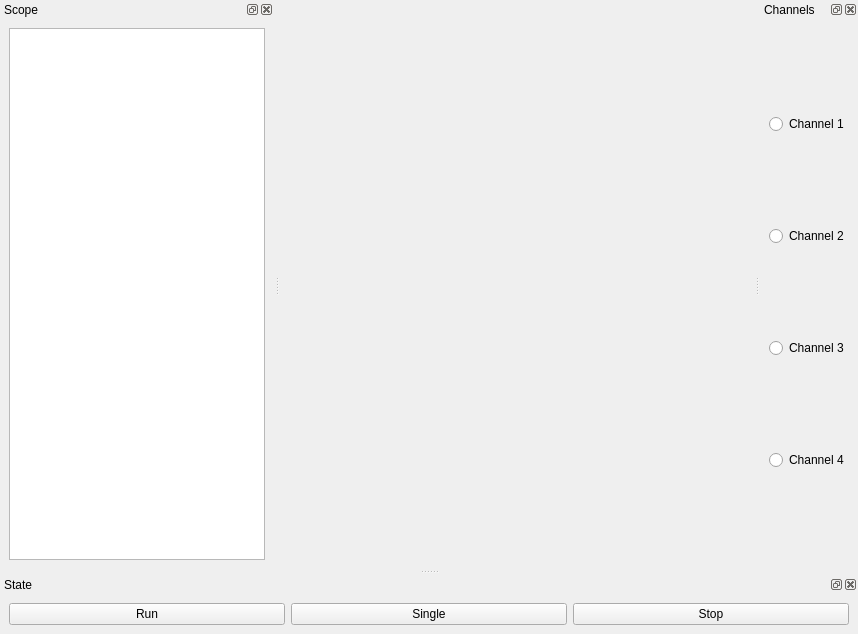
Before: the Qt Designer form gui/scope/scope_gui.ui in rasjen/qudi, drawn with Qt 5.
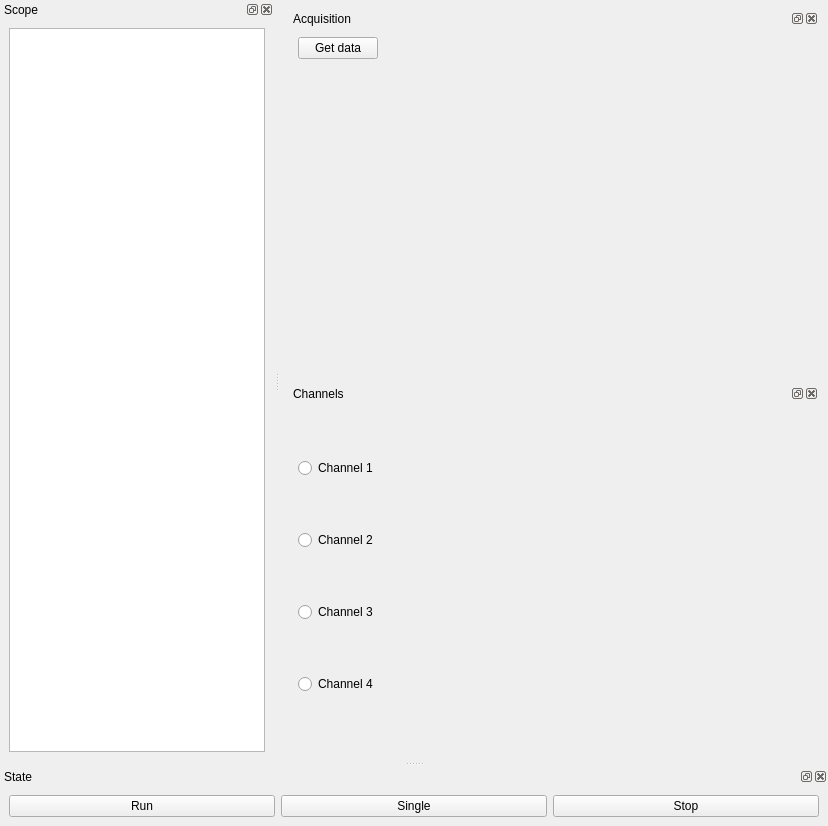
After: the same form once the commit is applied. Custom widgets are drawn as their Qt base class.

Commit message: General update on scope

The edit to the form file:
```diff
--- a/gui/scope/scope_gui.ui
+++ b/gui/scope/scope_gui.ui
@@ -6,8 +6,8 @@
    <rect>
     <x>0</x>
     <y>0</y>
-    <width>858</width>
-    <height>634</height>
+    <width>828</width>
+    <height>826</height>
    </rect>
   </property>
   <property name="windowTitle">
@@ -20,7 +20,87 @@
    <property name="enabled">
     <bool>true</bool>
    </property>
-   <layout class="QVBoxLayout" name="verticalLayout_2"/>
+   <layout class="QGridLayout" name="gridLayout_2">
+    <item row="0" column="0">
+     <widget class="QDockWidget" name="aq_dock">
+      <property name="floating">
+       <bool>false</bool>
+      </property>
+      <property name="windowTitle">
+       <string>Acquisition </string>
+      </property>
+      <widget class="QWidget" name="dockWidgetContents_2">
+       <layout class="QFormLayout" name="formLayout">
+        <item row="0" column="0">
+         <layout class="QVBoxLayout" name="verticalLayout_3">
+          <item>
+           <widget class="QPushButton" name="getdata_pushButton">
+            <property name="text">
+             <string>Get data</string>
+            </property>
+           </widget>
+          </item>
+         </layout>
+        </item>
+       </layout>
+      </widget>
+     </widget>
+    </item>
+    <item row="1" column="0">
+     <widget class="QDockWidget" name="channel_dockWidget">
+      <property name="floating">
+       <bool>false</bool>
+      </property>
+      <property name="windowTitle">
+       <string>Channels</string>
+      </property>
+      <widget class="QWidget" name="dockWidgetContents_13">
+       <layout class="QGridLayout" name="gridLayout">
+        <item row="0" column="0">
+         <widget class="QRadioButton" name="Channel1_radioButton">
+          <property name="text">
+           <string>Channel 1</string>
+          </property>
+          <property name="autoExclusive">
+           <bool>false</bool>
+          </property>
+         </widget>
+        </item>
+        <item row="1" column="0">
+         <widget class="QRadioButton" name="Channel2_radioButton">
+          <property name="text">
+           <string>Channel 2</string>
+          </property>
+          <property name="autoExclusive">
+           <bool>false</bool>
+          </property>
+         </widget>
+        </item>
+        <item row="2" column="0">
+         <widget class="QRadioButton" name="Channel3_radioButton">
+          <property name="text">
+           <string>Channel 3</string>
+          </property>
+          <property name="autoExclusive">
+           <bool>false</bool>
+          </property>
+         </widget>
+        </item>
+        <item row="3" column="0">
+         <widget class="QRadioButton" name="Channel4_radioButton">
+          <property name="text">
+           <string>Channel 4</string>
+          </property>
+          <property name="autoExclusive">
+           <bool>false</bool>
+          </property>
+         </widget>
+        </item>
+       </layout>
+      </widget>
+     </widget>
+    </item>
+   </layout>
   </widget>
   <widget class="QMenuBar" name="menubar">
    <property name="geometry">
@@ -32,6 +112,42 @@
     </rect>
    </property>
   </widget>
+  <widget class="QDockWidget" name="running_dockWidget">
+   <property name="floating">
+    <bool>false</bool>
+   </property>
+   <property name="windowTitle">
+    <string>State</string>
+   </property>
+   <attribute name="dockWidgetArea">
+    <number>8</number>
+   </attribute>
+   <widget class="QWidget" name="dockWidgetContents_11">
+    <layout class="QHBoxLayout" name="horizontalLayout_2">
+     <item>
+      <widget class="QPushButton" name="run_pushButton">
+       <property name="text">
+        <string>Run</string>
+       </property>
+      </widget>
+     </item>
+     <item>
+      <widget class="QPushButton" name="singlerun_pushButton">
+       <property name="text">
+        <string>Single</string>
+       </property>
+      </widget>
+     </item>
+     <item>
+      <widget class="QPushButton" name="stop_pushButton">
+       <property name="text">
+        <string>Stop</string>
+       </property>
+      </widget>
+     </item>
+    </layout>
+   </widget>
+  </widget>
   <widget class="QDockWidget" name="plot_dockWidget">
    <property name="sizePolicy">
     <sizepolicy hsizetype="Expanding" vsizetype="Expanding">
@@ -46,94 +162,9 @@
     <number>1</number>
    </attribute>
    <widget class="QWidget" name="dockWidgetContents_10">
-    <layout class="QVBoxLayout" name="verticalLayout_3">
+    <layout class="QVBoxLayout" name="verticalLayout">
      <item>
-      <widget class="PlotWidget" name="graphicsView"/>
-     </item>
-    </layout>
-   </widget>
-  </widget>
-  <widget class="QDockWidget" name="running_dockWidget">
-   <property name="windowTitle">
-    <string>State</string>
-   </property>
-   <attribute name="dockWidgetArea">
-    <number>8</number>
-   </attribute>
-   <widget class="QWidget" name="dockWidgetContents_11">
-    <layout class="QHBoxLayout" name="horizontalLayout_2">
-     <item>
-      <widget class="QPushButton" name="pushButton_4">
-       <property name="text">
-        <string>Run</string>
-       </property>
-      </widget>
-     </item>
-     <item>
-      <widget class="QPushButton" name="pushButton_5">
-       <property name="text">
-        <string>Single</string>
-       </property>
-      </widget>
-     </item>
-     <item>
-      <widget class="QPushButton" name="pushButton_6">
-       <property name="text">
-        <string>Stop</string>
-       </property>
-      </widget>
-     </item>
-    </layout>
-   </widget>
-  </widget>
-  <widget class="QDockWidget" name="channel_dockWidget">
-   <property name="windowTitle">
-    <string>Channels</string>
-   </property>
-   <attribute name="dockWidgetArea">
-    <number>2</number>
-   </attribute>
-   <widget class="QWidget" name="dockWidgetContents_13">
-    <layout class="QGridLayout" name="gridLayout">
-     <item row="0" column="0">
-      <widget class="QRadioButton" name="radioButton_3">
-       <property name="text">
-        <string>Channel 1</string>
-       </property>
-       <property name="autoExclusive">
-        <bool>false</bool>
-       </property>
-      </widget>
-     </item>
-     <item row="4" column="0">
-      <widget class="QRadioButton" name="radioButton_4">
-       <property name="text">
-        <string>Channel 4</string>
-       </property>
-       <property name="autoExclusive">
-        <bool>false</bool>
-       </property>
-      </widget>
-     </item>
-     <item row="3" column="0">
-      <widget class="QRadioButton" name="radioButton_2">
-       <property name="text">
-        <string>Channel 3</string>
-       </property>
-       <property name="autoExclusive">
-        <bool>false</bool>
-       </property>
-      </widget>
-     </item>
-     <item row="1" column="0">
-      <widget class="QRadioButton" name="radioButton">
-       <property name="text">
-        <string>Channel 2</string>
-       </property>
-       <property name="autoExclusive">
-        <bool>false</bool>
-       </property>
-      </widget>
+      <widget class="PlotWidget" name="scope_PlotWidget"/>
      </item>
     </layout>
    </widget>
```
Left out of the diff: 9 changed lines with no effect on the pictures. The commit also changes 3 other files.
